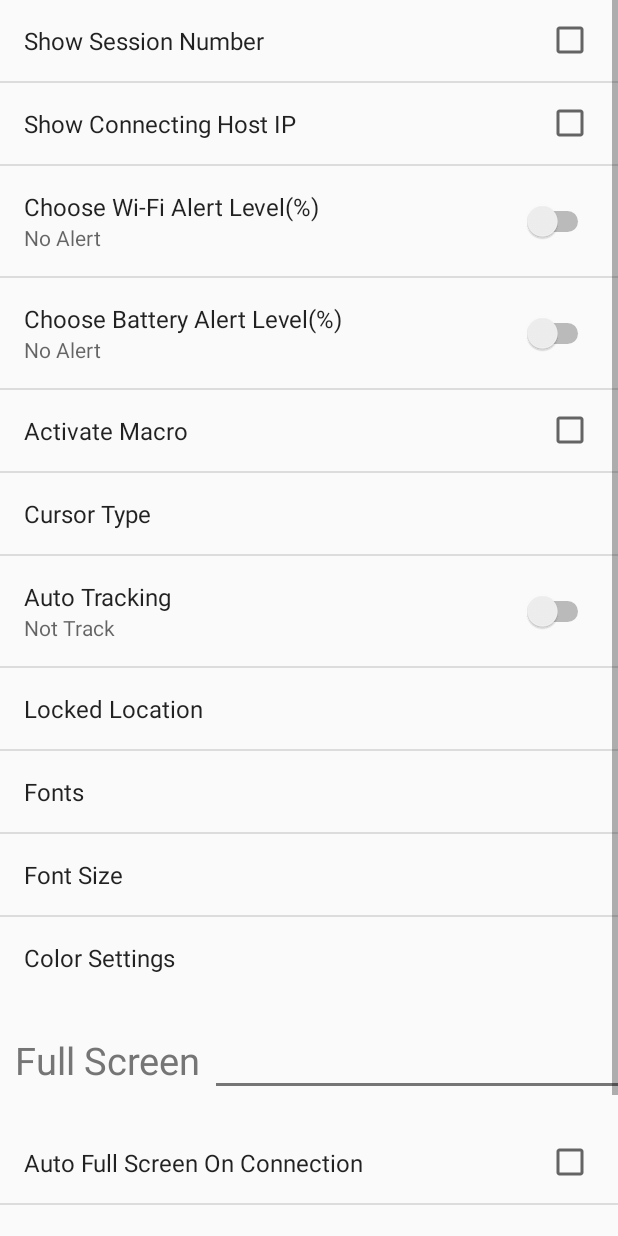
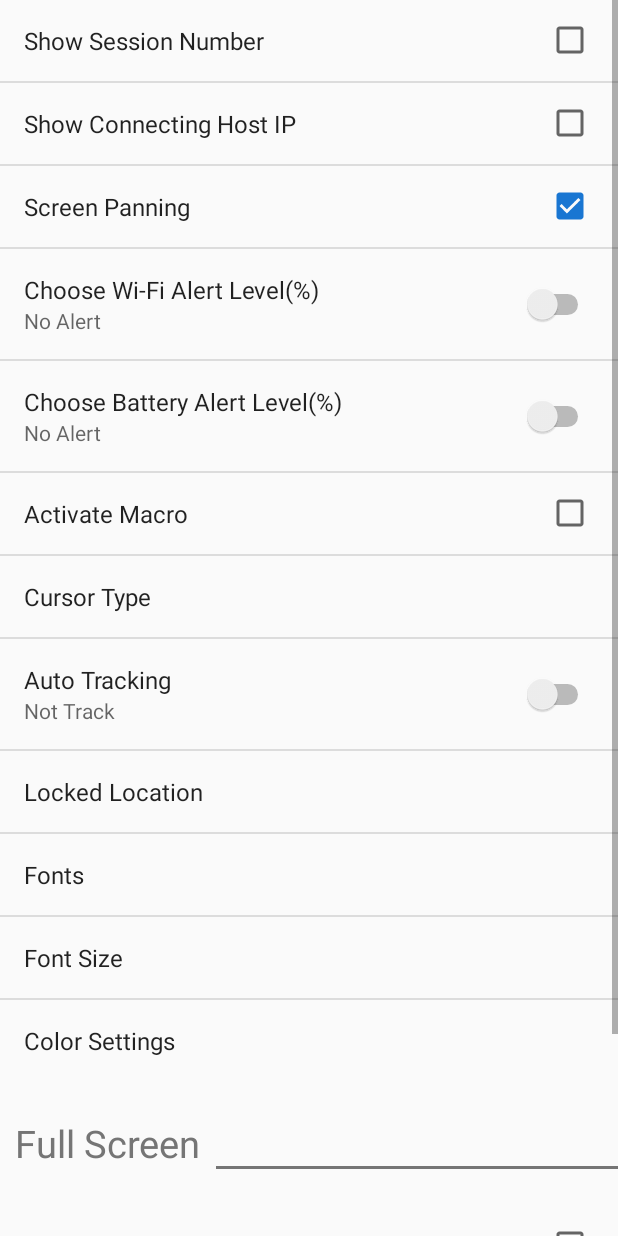
Before and after one commit to wangefan/terminalemulationprj_android_studio, an Android app: the fragment SessionScreenSettingsFrg shown on its own in the app's theme, on a phone screen of 412 x 824 dp. Run offline under Robolectric (Android 15) with nearby library versions, the phone set to English and light mode, and no system bars; Roboto replaces fonts that are not available here; 21 statements that could not run were skipped.

Commit message:
[What]Implement Screen panning

```diff
--- a/app/src/main/java/Terminals/ContentView.java
+++ b/app/src/main/java/Terminals/ContentView.java
@@ -77,6 +77,9 @@ public class ContentView extends View {
         @Override
         public boolean onFling(MotionEvent e1, MotionEvent e2, float velocityX,
                                float velocityY) {
+            if(TESettingsInfo.getHostIsScreenPanningByIndex(TESettingsInfo.getSessionIndex()) == false) {
+                return true;
+            }
             mOverScroller.forceFinished(true);
             mOverScroller.fling(mScrollPosX, mScrollPosY, (int) -velocityX, (int) -velocityY, 0, getMaxHorizontal(), 0,
                     getMaxVertical());
@@ -87,6 +90,9 @@ public class ContentView extends View {
         @Override
         public boolean onScroll(MotionEvent e1, MotionEvent e2,
                                 float distanceX, float distanceY) {
+            if(TESettingsInfo.getHostIsScreenPanningByIndex(TESettingsInfo.getSessionIndex()) == false) {
+                return true;
+            }
             mOverScroller.forceFinished(true);
             // normalize scrolling distances to not overscroll the image
             int dx = (int) distanceX;
--- a/app/src/main/java/Terminals/TESettingsInfo.java
+++ b/app/src/main/java/Terminals/TESettingsInfo.java
@@ -476,6 +476,11 @@ public class TESettingsInfo {
         return setting.mIsShowSessionNumber;
     }
 
+    public static boolean getHostIsScreenPanningByIndex(int index) {
+        SessionSetting setting = mTESettings.getSessionSetting(index);
+        return setting.mIsScreenPanning;
+    }
+
     public static boolean getHostIsShowSessionStatus(int index) {
         SessionSetting setting = mTESettings.getSessionSetting(index);
         return setting.mIsShowSessionStatus;
--- a/app/src/main/res/xml/pref_screen_settings.xml
+++ b/app/src/main/res/xml/pref_screen_settings.xml
@@ -7,6 +7,10 @@
         android:key="@string/screen_session_status_key"
         android:title="@string/screen_session_status"
         android:defaultValue="false"/>
+    <CheckBoxPreference
+        android:key="@string/screen_screen_panning_key"
+        android:title="@string/screen_screen_panning"
+        android:defaultValue="true"/>
     <com.te.UI.TESwitchPreference
         android:key="@string/screen_wifi_alert_key"
         android:title="@string/screen_wifi_alert"
```
